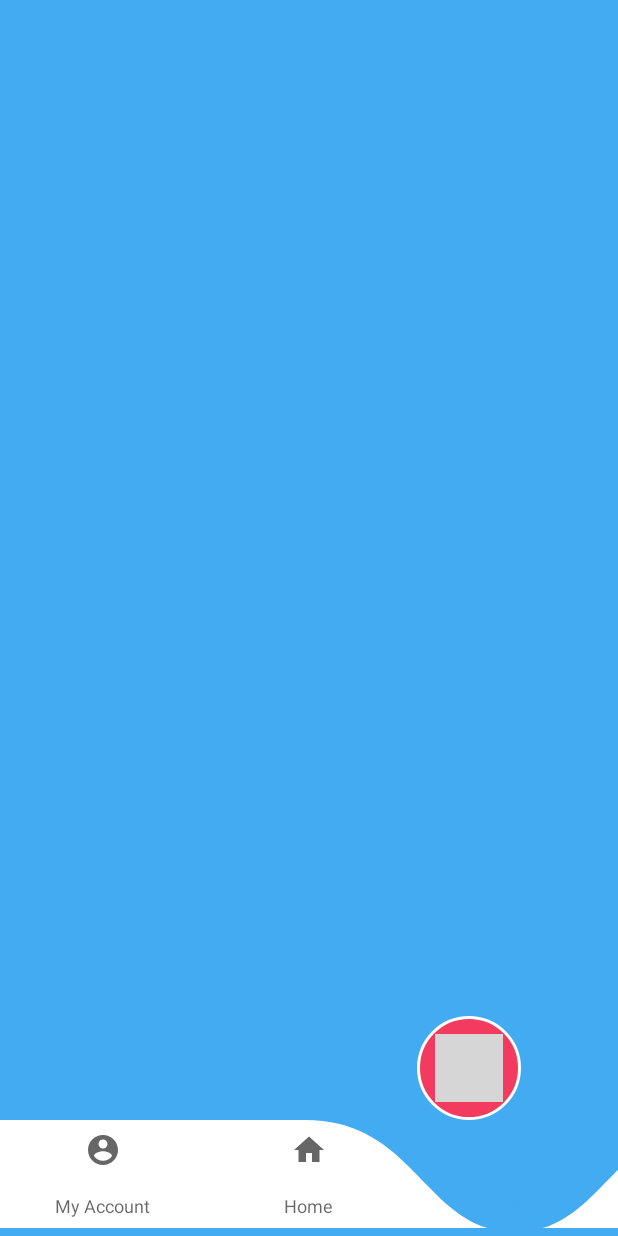
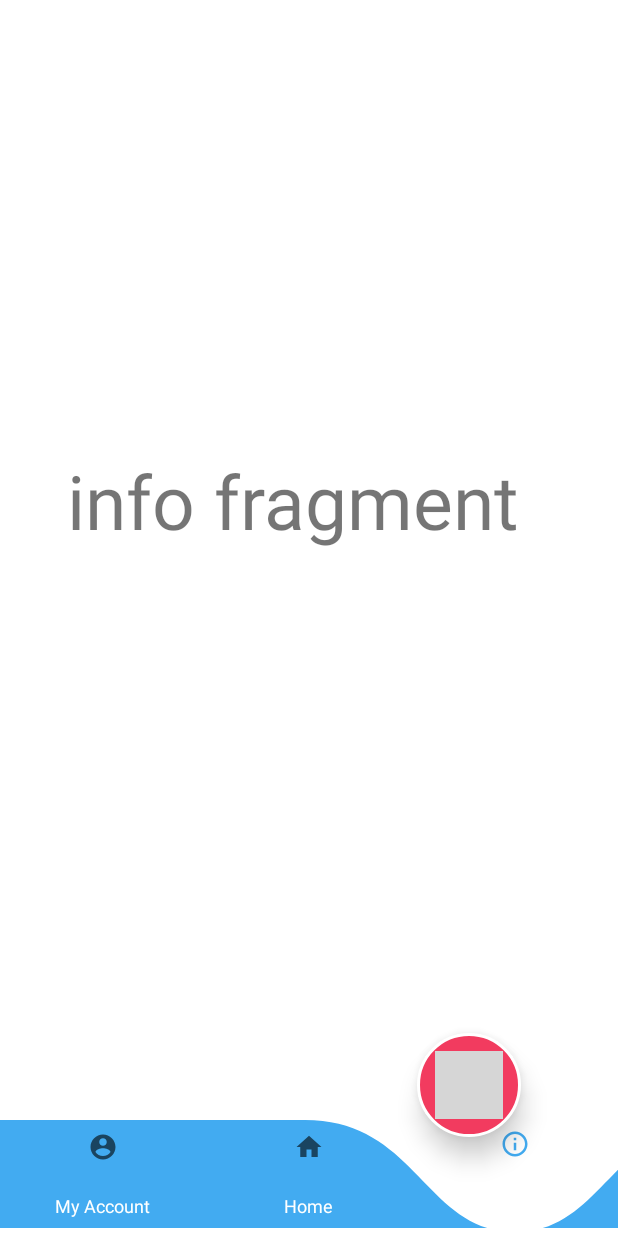
Before and after one commit to Abhi73017/Learning_Zone, an Android app: the DashBoard screen opened directly, with no data from a screen before it, item 3 of the bottom bar chosen, on a phone screen of 412 x 824 dp. Run offline under Robolectric (Android 15) with nearby library versions, the phone set to English and light mode, and no system bars; libraries missing offline, so code that uses them is left out: com.sdsmdg.harjot; plain views replace VectorMasterView; 5 statements that could not run were skipped; grey boxes are pictures that could not be loaded.

Commit message:
Fragments Created and Color matching

```diff
--- a/app/build.gradle
+++ b/app/build.gradle
@@ -31,6 +31,9 @@ dependencies {
     implementation 'androidx.appcompat:appcompat:1.1.0'
     implementation 'androidx.core:core-ktx:1.2.0'
     implementation 'androidx.constraintlayout:constraintlayout:1.1.3'
+    implementation 'androidx.legacy:legacy-support-v4:1.0.0'
+    implementation 'androidx.lifecycle:lifecycle-extensions:2.2.0'
+    implementation 'androidx.lifecycle:lifecycle-viewmodel-ktx:2.2.0'
     testImplementation 'junit:junit:4.12'
     androidTestImplementation 'androidx.test.ext:junit:1.1.1'
     androidTestImplementation 'androidx.test.espresso:espresso-core:3.2.0'
--- a/app/src/main/java/com/abhishek/learningzone/CurvedNavigationBarView.kt
+++ b/app/src/main/java/com/abhishek/learningzone/CurvedNavigationBarView.kt
@@ -1,13 +1,10 @@
 package com.abhishek.learningzone
 
 import android.content.Context
-import android.graphics.Canvas
-import android.graphics.Color
-import android.graphics.Paint
-import android.graphics.Point
+import android.graphics.*
+import android.graphics.Color.*
 import android.util.AttributeSet
 import com.google.android.material.bottomnavigation.BottomNavigationView
-import android.graphics.Path
 
 
 class CurvedNavigationBarView : BottomNavigationView {
@@ -48,8 +45,8 @@ class CurvedNavigationBarView : BottomNavigationView {
         mPath = Path()
         mPaint = Paint()
         mPaint!!.style =Paint.Style.FILL_AND_STROKE
-        mPaint!!.color = Color.WHITE
-        setBackgroundColor(Color.TRANSPARENT)
+        mPaint!!.color = rgb(66,171,241)
+        setBackgroundColor(TRANSPARENT)
     }
 
     override fun onSizeChanged(w: Int, h: Int, oldw: Int, oldh: Int) {
--- a/app/src/main/java/com/abhishek/learningzone/DashBoard.kt
+++ b/app/src/main/java/com/abhishek/learningzone/DashBoard.kt
@@ -7,10 +7,14 @@ import android.os.Bundle
 import android.view.MenuItem
 import android.view.View
 import android.widget.Toast
+import androidx.fragment.app.Fragment
 import com.google.android.material.bottomnavigation.BottomNavigationView
 import com.sdsmdg.harjot.vectormaster.VectorMasterView
 import com.sdsmdg.harjot.vectormaster.models.PathModel
 import kotlinx.android.synthetic.main.activity_dash_board.*
+import com.abhishek.learningzone.main_fragments.Home
+import com.abhishek.learningzone.main_fragments.My_account
+import com.abhishek.learningzone.main_fragments.info
 
 class DashBoard : AppCompatActivity(), BottomNavigationView.OnNavigationItemSelectedListener {
 
@@ -20,13 +24,32 @@ class DashBoard : AppCompatActivity(), BottomNavigationView.OnNavigationItemSele
         super.onCreate(savedInstanceState)
         setContentView(R.layout.activity_dash_board)
 
+        var fragment:Fragment = Home()
+        val transaction = supportFragmentManager.beginTransaction()
+        transaction.replace(R.id.fragment_container, fragment)
+        transaction.commit()
+
         bottom_nav.inflateMenu(R.menu.main_menu)
         bottom_nav.selectedItemId = R.id.home
         bottom_nav.setOnNavigationItemSelectedListener(this@DashBoard)
 
     }
 
+
+    private fun onFragmentLoad (fragment1:Fragment): Boolean{
+        if (fragment1!=null){
+            supportFragmentManager
+                .beginTransaction()
+                .replace(R.id.fragment_container, fragment1)
+                .commit()
+            return true
+        }
+        return false
+    }
+
     override fun onNavigationItemSelected(p0: MenuItem): Boolean {
+        var fragment:Fragment = Home()
+
         when(p0.itemId){
             R.id.account->{
                 draw(6)
@@ -34,7 +57,7 @@ class DashBoard : AppCompatActivity(), BottomNavigationView.OnNavigationItemSele
                 fab.visibility = View.VISIBLE
                 fab1.visibility = View.GONE
                 fab2.visibility = View.GONE
-
+                fragment = My_account()
                 drawAnimation(fab)
                 Toast.makeText(this, "Clicked on My Account", Toast.LENGTH_SHORT).show()
             }
@@ -44,7 +67,7 @@ class DashBoard : AppCompatActivity(), BottomNavigationView.OnNavigationItemSele
                 fab.visibility = View.GONE
                 fab1.visibility = View.VISIBLE
                 fab2.visibility = View.GONE
-
+                fragment = Home()
                 drawAnimation(fab1)
                 Toast.makeText(this, "Clicked on Home", Toast.LENGTH_SHORT).show()
             }
@@ -54,12 +77,12 @@ class DashBoard : AppCompatActivity(), BottomNavigationView.OnNavigationItemSele
                 fab.visibility = View.GONE
                 fab1.visibility = View.GONE
                 fab2.visibility = View.VISIBLE
-
+                fragment = info()
                 drawAnimation(fab2)
                 Toast.makeText(this, "Clicked on Info", Toast.LENGTH_SHORT).show()
             }
     }
-        return true
+        return onFragmentLoad(fragment)
     }
 
     private fun drawAnimation(fab: VectorMasterView?) {
--- /dev/null
+++ b/app/src/main/java/com/abhishek/learningzone/main_fragments/Home.kt
@@ -0,0 +1,29 @@
+package com.abhishek.learningzone.main_fragments
+
+import android.os.Bundle
+import androidx.fragment.app.Fragment
+import android.view.LayoutInflater
+import android.view.View
+import android.view.ViewGroup
+
+import com.abhishek.learningzone.R
+
+class Home : Fragment() {
+
+    companion object {
+        fun newInstance() = Home()
+    }
+
+
+    override fun onCreateView(
+        inflater: LayoutInflater, container: ViewGroup?,
+        savedInstanceState: Bundle?
+    ): View? {
+        return inflater.inflate(R.layout.home_fragment, container, false)
+    }
+
+    override fun onActivityCreated(savedInstanceState: Bundle?) {
+        super.onActivityCreated(savedInstanceState)
+    }
+
+}
--- /dev/null
+++ b/app/src/main/java/com/abhishek/learningzone/main_fragments/info.kt
@@ -0,0 +1,29 @@
+package com.abhishek.learningzone.main_fragments
+
+import android.os.Bundle
+import androidx.fragment.app.Fragment
+import android.view.LayoutInflater
+import android.view.View
+import android.view.ViewGroup
+
+import com.abhishek.learningzone.R
+
+class info : Fragment() {
+
+    companion object {
+        fun newInstance() = info()
+    }
+
+
+    override fun onCreateView(
+        inflater: LayoutInflater, container: ViewGroup?,
+        savedInstanceState: Bundle?
+    ): View? {
+        return inflater.inflate(R.layout.fragment_info, container, false)
+    }
+
+    override fun onActivityCreated(savedInstanceState: Bundle?) {
+        super.onActivityCreated(savedInstanceState)
+    }
+
+}
--- a/app/src/main/res/layout/activity_dash_board.xml
+++ b/app/src/main/res/layout/activity_dash_board.xml
@@ -4,13 +4,15 @@
     xmlns:tools="http://schemas.android.com/tools"
     android:layout_width="match_parent"
     android:layout_height="match_parent"
-    android:background="@color/blue"
+    android:background="@color/white"
     tools:context=".DashBoard">
 
     <com.abhishek.learningzone.CurvedNavigationBarView
         android:id="@+id/bottom_nav"
         android:layout_width="match_parent"
         android:layout_height="72dp"
+        app:itemTextColor="@color/white"
+        app:itemIconSize="20dp"
         app:layout_constraintTop_toTopOf="@id/guideline21"
         app:layout_constraintBottom_toBottomOf="@id/guideline22"
         app:layout_constraintEnd_toEndOf="@id/guideline18"
@@ -23,8 +25,9 @@
         android:layout_width="wrap_content"
         android:layout_height="wrap_content"
         android:layout_gravity="bottom|center"
+        android:elevation="10dp"
         android:background="@drawable/oval"
-        app:layout_constraintBottom_toTopOf="@+id/bottom_nav"
+        app:layout_constraintBottom_toTopOf="@+id/guideline23"
         app:layout_constraintEnd_toEndOf="@id/guideline18"
         app:layout_constraintStart_toStartOf="@id/guideline17">
         <com.sdsmdg.harjot.vectormaster.VectorMasterView
@@ -111,5 +114,24 @@
         app:layout_constraintGuide_begin="20dp"
         app:layout_constraintGuide_percent="1.0"/>
 
+    <androidx.constraintlayout.widget.Guideline
+        android:id="@+id/guideline23"
+        android:layout_width="wrap_content"
+        android:layout_height="wrap_content"
+        android:orientation="horizontal"
+        app:layout_constraintGuide_begin="20dp"
+        app:layout_constraintGuide_percent="0.92"/>
+
+    <FrameLayout
+        android:id="@+id/fragment_container"
+        android:layout_width="match_parent"
+        android:layout_height="match_parent"
+        app:layout_constraintEnd_toEndOf="@id/guideline18"
+        app:layout_constraintStart_toStartOf="@id/guideline17"
+        app:layout_constraintTop_toTopOf="@id/guideline20"
+        app:layout_constraintBottom_toTopOf="@id/bottom_nav">
+
+    </FrameLayout>
+
 
 </androidx.constraintlayout.widget.ConstraintLayout>
--- /dev/null
+++ b/app/src/main/res/layout/fragment_info.xml
@@ -0,0 +1,18 @@
+<?xml version="1.0" encoding="utf-8"?>
+<FrameLayout xmlns:android="http://schemas.android.com/apk/res/android"
+    xmlns:tools="http://schemas.android.com/tools"
+    android:layout_width="match_parent"
+    android:layout_height="match_parent"
+    tools:context=".main_fragments.info">
+
+    <!-- TODO: Update blank fragment layout -->
+    <TextView
+        android:layout_width="match_parent"
+        android:layout_height="match_parent"
+        android:layout_gravity="center"
+        android:text="info fragment"
+        android:layout_marginTop="200dp"
+        android:layout_marginStart="30dp"
+        android:textSize="50dp"/>/>
+
+</FrameLayout>
--- a/app/src/main/res/values/strings.xml
+++ b/app/src/main/res/values/strings.xml
@@ -8,4 +8,7 @@
         <item>Trainer</item>
         <item>Learner</item>
     </string-array>
+
+    <!-- TODO: Remove or change this placeholder text -->
+    <string name="hello_blank_fragment">Hello blank fragment</string>
 </resources>
```
Also changed, not shown: app/src/main/java/com/abhishek/learningzone/main_fragments/My_account.kt (added, +29 -0 lines), app/src/main/res/layout/fragment_my_account.xml (added, +18 -0 lines), app/src/main/res/layout/home_fragment.xml (added, +17 -0 lines).
